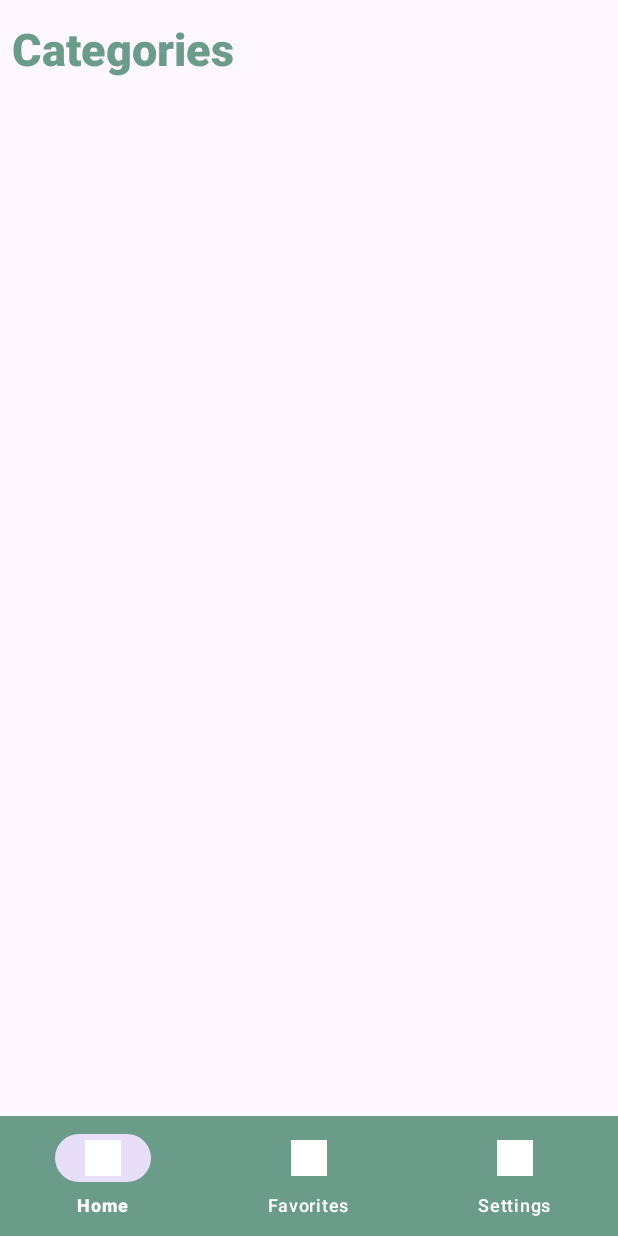
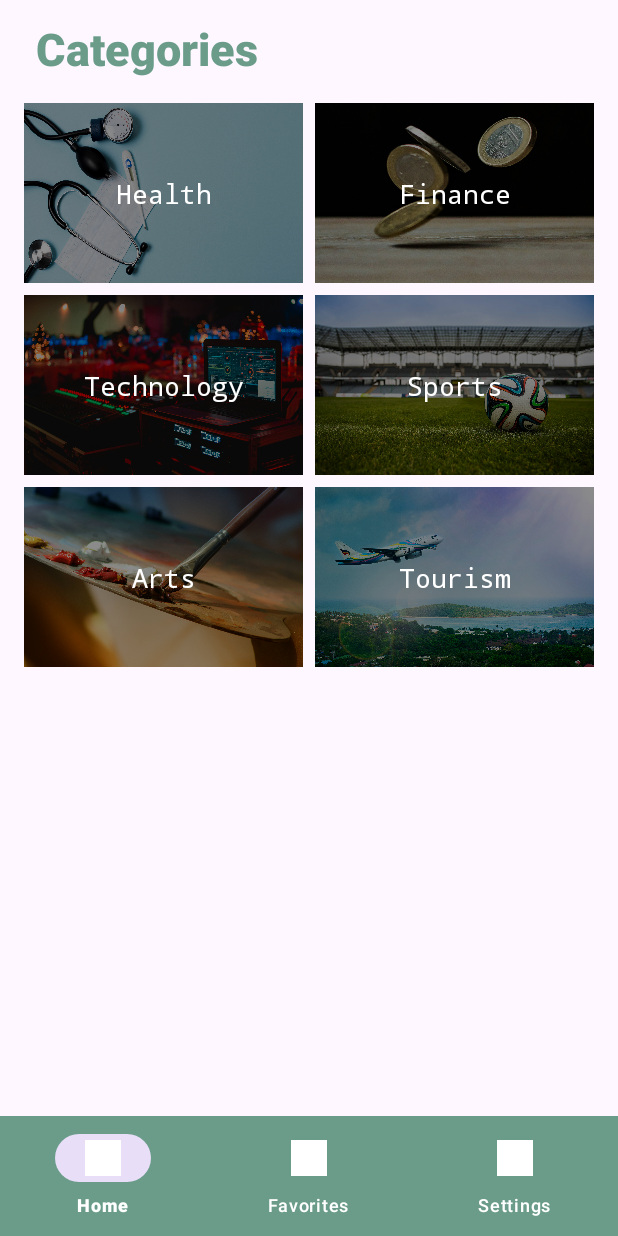
Before and after one commit to basanthaider/NewsPlus, an Android app: the screen it shows after launch (HomeActivity), on a phone screen of 412 x 824 dp. Run offline under Robolectric (Android 15) with nearby library versions, the phone set to English and light mode, and no system bars; our stand-ins replace navigation-ui.

Commit message:
Add Categories

```diff
--- /dev/null
+++ b/app/src/main/java/com/example/newsapp/adapters/CategoriesAdapter.kt
@@ -0,0 +1,49 @@
+package com.example.newsapp.adapters
+
+import android.content.Context
+import android.view.LayoutInflater
+import android.view.View
+import android.view.ViewGroup
+import android.widget.BaseAdapter
+import android.widget.ImageView
+import android.widget.TextView
+import com.example.newsapp.R
+
+class CategoriesAdapter(private val context: Context) : BaseAdapter() {
+
+    private val images = intArrayOf(
+        R.drawable.health,
+        R.drawable.finance,
+        R.drawable.technology,
+        R.drawable.sports,
+        R.drawable.arts,
+        R.drawable.tourism,
+    )
+    private val categories = arrayOf(
+        "Health",
+        "Finance",
+        "Technology",
+        "Sports",
+        "Arts",
+        "Tourism"
+    )
+
+    override fun getCount() = images.size
+
+    override fun getItem(position: Int) = images[position]
+
+    override fun getItemId(position: Int) = position.toLong()
+
+    override fun getView(position: Int, convertView: View?, parent: ViewGroup): View {
+        val view: View =
+            convertView ?: LayoutInflater.from(context).inflate(R.layout.categories_list_item, parent, false)
+
+        val imageView = view.findViewById<ImageView>(R.id.categoryImage)
+        val categoryTextView = view.findViewById<TextView>(R.id.categoryTV)
+
+        imageView.setImageResource(images[position])
+        categoryTextView.text = categories[position]
+
+        return view
+    }
+}
--- a/app/src/main/java/com/example/newsapp/ui/HomeActivity.kt
+++ b/app/src/main/java/com/example/newsapp/ui/HomeActivity.kt
@@ -5,6 +5,7 @@ import androidx.activity.enableEdgeToEdge
 import androidx.appcompat.app.AppCompatActivity
 import androidx.core.view.ViewCompat
 import androidx.core.view.WindowInsetsCompat
+import androidx.navigation.findNavController
 import androidx.navigation.fragment.NavHostFragment
 import androidx.navigation.ui.setupWithNavController
 import com.example.newsapp.R
@@ -25,5 +26,7 @@ class HomeActivity : AppCompatActivity() {
         val navController = navHostFragment.navController
         val bottomNavigationView = binding.bottomNavigationView
         bottomNavigationView.setupWithNavController(navController)
+
+        val navCon = findNavController(R.id.nav_host_fragment)
     }
 }
--- a/app/src/main/java/com/example/newsapp/ui/fragments/CategoryFragment.kt
+++ b/app/src/main/java/com/example/newsapp/ui/fragments/CategoryFragment.kt
@@ -1,21 +1,28 @@
 package com.example.newsapp.ui.fragments
 
+import android.content.Context
 import android.os.Bundle
 import androidx.fragment.app.Fragment
 import android.view.LayoutInflater
 import android.view.View
 import android.view.ViewGroup
+import android.view.contentcapture.ContentCaptureSession
+import android.widget.GridView
 import com.example.newsapp.R
+import com.example.newsapp.adapters.CategoriesAdapter
 
 
-class CategoryFragment : Fragment() {
+class CategoryFragment() : Fragment() {
+    private lateinit var gridView: GridView
 
     override fun onCreateView(
         inflater: LayoutInflater, container: ViewGroup?,
         savedInstanceState: Bundle?
     ): View? {
-        // Inflate the layout for this fragment
-        return inflater.inflate(R.layout.fragment_category, container, false)
+        val view = inflater.inflate(R.layout.fragment_category, container, false)
+        gridView = view.findViewById(R.id.categoriesGridView)
+        val adapter = CategoriesAdapter(requireContext())
+        gridView.adapter = adapter
+        return view
     }
-
 }
--- /dev/null
+++ b/app/src/main/res/layout/categories_list_item.xml
@@ -0,0 +1,50 @@
+<?xml version="1.0" encoding="utf-8"?>
+<androidx.cardview.widget.CardView xmlns:android="http://schemas.android.com/apk/res/android"
+    xmlns:app="http://schemas.android.com/apk/res-auto"
+    xmlns:tools="http://schemas.android.com/tools"
+    android:id="@+id/newsItemContainer"
+    android:layout_width="match_parent"
+    android:layout_height="120dp"
+    android:layout_marginHorizontal="8dp"
+    android:layout_marginTop="8dp"
+    android:elevation="10dp"
+    app:cardCornerRadius="16dp">
+
+    <androidx.constraintlayout.widget.ConstraintLayout
+        android:layout_width="match_parent"
+        android:layout_height="match_parent">
+
+        <ImageView
+            android:id="@+id/categoryImage"
+            android:layout_width="match_parent"
+            android:layout_height="match_parent"
+            android:scaleType="fitXY"
+            tools:src="@tools:sample/backgrounds/scenic" />
+
+        <View
+            android:id="@+id/shadowView"
+            android:layout_width="match_parent"
+            android:layout_height="match_parent"
+            android:alpha="0.45"
+            android:background="@color/black"
+            app:layout_constraintBottom_toBottomOf="parent" />
+
+        <TextView
+            android:id="@+id/categoryTV"
+            android:fontFamily="monospace"
+            android:textColor="@color/white"
+            android:textSize="18sp"
+            android:layout_width="wrap_content"
+            android:layout_height="wrap_content"
+            android:maxLines="2"
+            android:ellipsize="end"
+            android:paddingHorizontal="16dp"
+            app:layout_constraintBottom_toBottomOf="@id/shadowView"
+            app:layout_constraintEnd_toEndOf="@id/shadowView"
+            app:layout_constraintStart_toStartOf="@id/shadowView"
+            app:layout_constraintTop_toTopOf="@id/shadowView"
+            tools:text="@tools:sample/full_names" />
+
+    </androidx.constraintlayout.widget.ConstraintLayout>
+
+</androidx.cardview.widget.CardView>
--- a/app/src/main/res/layout/fragment_category.xml
+++ b/app/src/main/res/layout/fragment_category.xml
@@ -1,23 +1,33 @@
 <?xml version="1.0" encoding="utf-8"?>
-<androidx.constraintlayout.widget.ConstraintLayout xmlns:android="http://schemas.android.com/apk/res/android"
-    xmlns:app="http://schemas.android.com/apk/res-auto"
+<LinearLayout xmlns:android="http://schemas.android.com/apk/res/android"
     xmlns:tools="http://schemas.android.com/tools"
     android:layout_width="match_parent"
     android:layout_height="match_parent"
+    android:paddingHorizontal="16dp"
+    android:orientation="vertical"
     tools:context=".ui.fragments.CategoryFragment">
 
     <TextView
         android:layout_width="wrap_content"
         android:layout_height="wrap_content"
-        android:text="Categories"
-        android:textSize="30sp"
-        android:fontFamily="sans-serif-black"
-        android:textColor="@color/meintGreen"
-        android:textStyle="bold"
+        android:layout_gravity="top|start"
         android:layout_marginStart="8dp"
         android:layout_marginTop="12dp"
-        app:layout_constraintTop_toTopOf="parent"
-        app:layout_constraintStart_toStartOf="parent"/>
+        android:fontFamily="sans-serif-black"
+        android:text="Categories"
+        android:textColor="@color/meintGreen"
+        android:textSize="30sp"
+        android:layout_marginBottom="16dp"
+        android:textStyle="bold" />
 
+    <GridView
+        android:id="@+id/categoriesGridView"
+        android:layout_width="match_parent"
+        android:numColumns="2"
+        android:columnWidth="100dp"
+        android:horizontalSpacing="8dp"
+        android:verticalSpacing="8dp"
+        android:stretchMode="columnWidth"
+        android:layout_height="match_parent"/>
 
-</androidx.constraintlayout.widget.ConstraintLayout>
+</LinearLayout>
--- a/app/src/main/res/navigation/home_nav_graph.xml
+++ b/app/src/main/res/navigation/home_nav_graph.xml
@@ -9,7 +9,11 @@
         android:id="@+id/home"
         android:name="com.example.newsapp.ui.fragments.CategoryFragment"
         android:label="fragment_category"
-        tools:layout="@layout/fragment_category" />
+        tools:layout="@layout/fragment_category" >
+        <action
+            android:id="@+id/action_home_to_headlinesFragment"
+            app:destination="@id/headlinesFragment" />
+    </fragment>
     <fragment
         android:id="@+id/fav"
         android:name="com.example.newsapp.ui.fragments.FavoritesFragment"
```
Also changed, not shown: app/src/main/res/drawable/arts.jpg (added), app/src/main/res/drawable/finance.jpg (added), app/src/main/res/drawable/health.jpg (added), app/src/main/res/drawable/health2.jpg (added), app/src/main/res/drawable/sports.jpg (added), app/src/main/res/drawable/technology.jpg (added), app/src/main/res/drawable/tourism.jpg (added).
